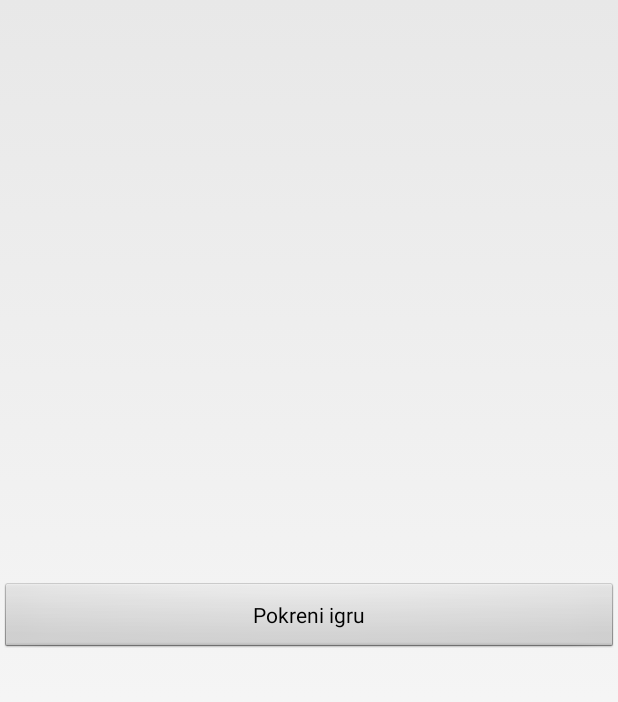
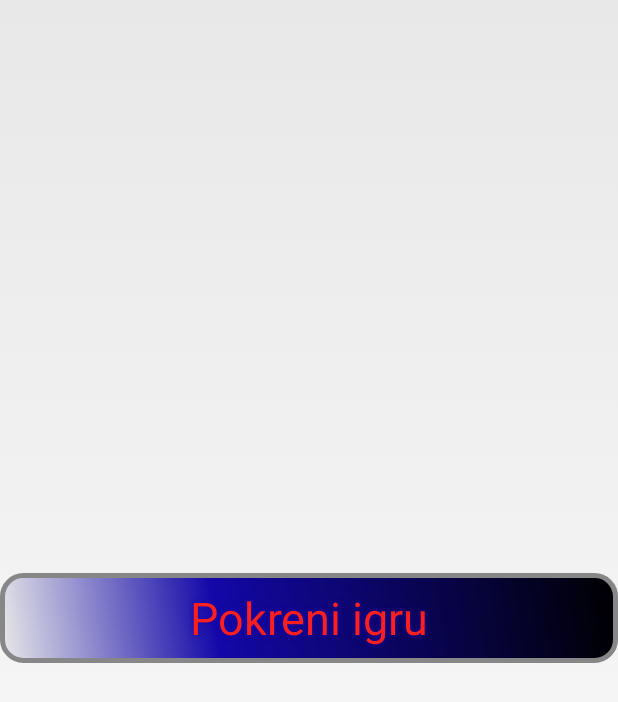
Before and after one commit to markosopcic/PPIJUltraTeam, an Android app: the screen it shows after launch (MainMenuActivity), on a phone screen of 412 x 824 dp. Shown: the top 702 px of the screen. Run offline under Robolectric (Android 15) with nearby library versions, the phone set to English and light mode, and no system bars; 2 statements that could not run were skipped.

Commit message:
malo ljepsi button

```diff
--- /dev/null
+++ b/app/src/main/java/hr/fer/drinkinggame/Button.java
@@ -0,0 +1,27 @@
+package hr.fer.drinkinggame;
+
+import android.graphics.Canvas;
+import android.graphics.drawable.Drawable;
+
+/**
+ * Created by Marko on 23.3.2018..
+ */
+
+public class Button implements GameObject {
+
+    public Drawable button;
+
+    public Button(){
+
+    }
+
+    @Override
+    public void draw(Canvas canvas) {
+
+    }
+
+    @Override
+    public void update() {
+
+    }
+}
--- a/app/src/main/java/hr/fer/drinkinggame/HigherLowerGame.java
+++ b/app/src/main/java/hr/fer/drinkinggame/HigherLowerGame.java
@@ -32,6 +32,7 @@
         right.changePoint(new Point(0,0));
         this.gameObjects.addAll(left);
         this.gameObjects.add(right);
+
     }
 
 
--- a/app/src/main/java/hr/fer/drinkinggame/menus/MainMenuActivity.java
+++ b/app/src/main/java/hr/fer/drinkinggame/menus/MainMenuActivity.java
@@ -5,7 +5,9 @@
 import android.os.Bundle;
 import android.view.View;
 import android.widget.Button;
+import android.widget.ImageButton;
 
+import hr.fer.drinkinggame.GameActivity;
 import hr.fer.drinkinggame.R;
 
 
@@ -14,17 +16,13 @@
     @Override
     protected void onCreate(Bundle savedInstanceState) {
         super.onCreate(savedInstanceState);
-        //requestWindowFeature(Window.FEATURE_NO_TITLE);
-        //getWindow().setFlags(WindowManager.LayoutParams.FLAG_FULLSCREEN,
-         //       WindowManager.LayoutParams.FLAG_FULLSCREEN);
         setContentView(R.layout.activity_main_menu);
-
-        Button startGameBtn = findViewById(R.id.pokreniIgru);
-        startGameBtn.setOnClickListener(new View.OnClickListener() {
+        ImageButton startLetterGameBtn = findViewById(R.id.pokreniIgru);
+        startLetterGameBtn.setOnClickListener(new View.OnClickListener() {
             @Override
             public void onClick(View view) {
                 Intent startGameIntent = new Intent(MainMenuActivity.this,
-                        hr.fer.drinkinggame.GameActivity.class);
+                        GameActivity.class);
                 startActivity(startGameIntent);
             }
         });
--- /dev/null
+++ b/app/src/main/res/drawable/buttonshape.xml
@@ -0,0 +1,28 @@
+<?xml version="1.0" encoding="utf-8"?>
+<shape xmlns:android="http://schemas.android.com/apk/res/android" android:shape="rectangle" >
+    <corners
+        android:radius="14dp"
+        />
+    <gradient
+        android:angle="45"
+        android:centerX="35%"
+        android:centerColor="#1308A8"
+        android:startColor="#E8E8E8"
+        android:endColor="#000000"
+        android:type="linear"
+        />
+    <padding
+        android:left="0dp"
+        android:top="0dp"
+        android:right="0dp"
+        android:bottom="0dp"
+        />
+    <size
+        android:width="270dp"
+        android:height="60dp"
+        />
+    <stroke
+        android:width="3dp"
+        android:color="#878787"
+        />
+</shape>
--- a/app/src/main/res/layout/activity_main_menu.xml
+++ b/app/src/main/res/layout/activity_main_menu.xml
@@ -4,13 +4,23 @@
     xmlns:tools="http://schemas.android.com/tools"
     android:layout_width="match_parent"
     android:layout_height="match_parent"
-    tools:context="lumen.zpr.fer.hr.lumen.menus.MainMenuActivity">
+    tools:context="hr.fer.drinkinggame.menus.MainMenuActivity">
 
     <Button
         android:id="@+id/pokreniIgru"
+
         android:layout_width="match_parent"
         android:layout_height="wrap_content"
         android:layout_gravity="center"
-        android:text="@string/pokreniIgru"/>
+
+        android:background="@drawable/buttonshape"
+        android:shadowColor="#1C07A8"
+        android:shadowDx="0"
+        android:shadowDy="0"
+        android:shadowRadius="5"
+        android:text="Pokreni igru"
+        android:textColor="#FF1F1F"
+
+        android:textSize="30sp"/>
 
 </LinearLayout>
```
